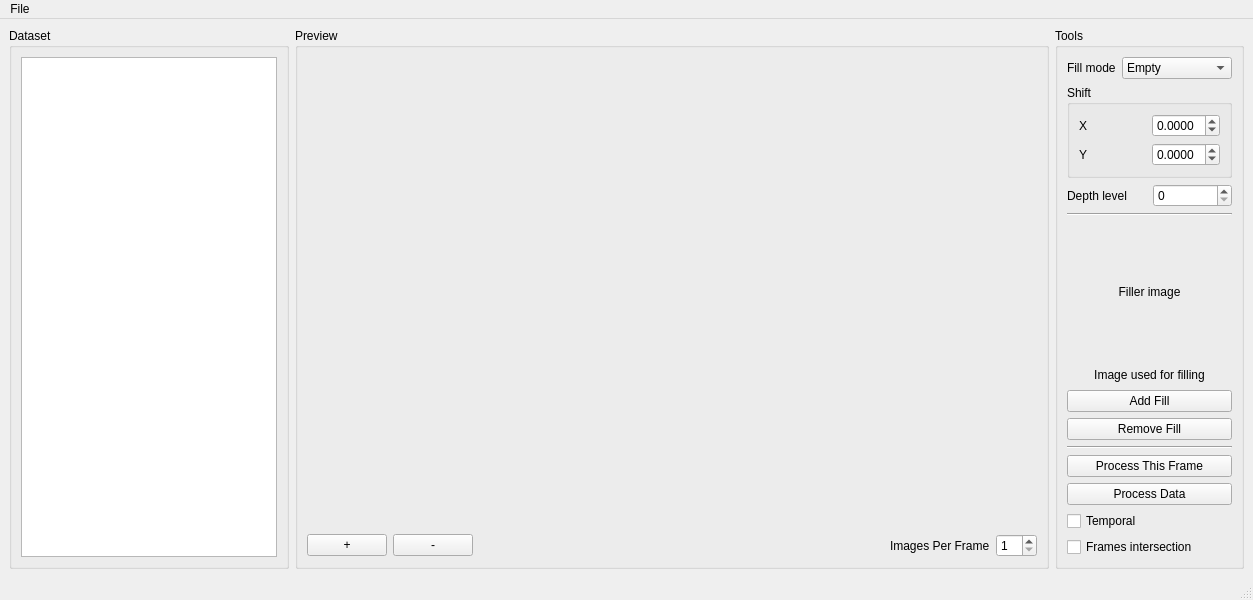
Above: main/processor.ui from Garik-Mk/boo-anot before the change. Below: the same form after it.
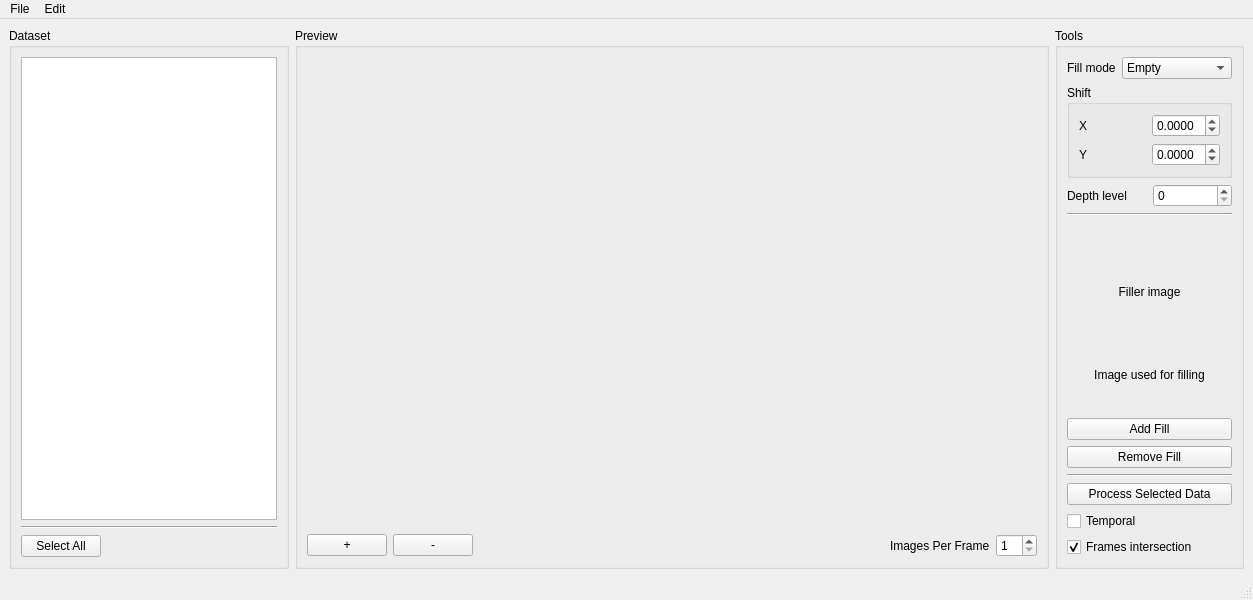
That is the form after the change.

Diff of the .ui file:
```diff
--- a/main/processor.ui
+++ b/main/processor.ui
@@ -22,7 +22,42 @@
       </property>
       <layout class="QVBoxLayout" name="verticalLayout_2">
        <item>
-        <widget class="QListWidget" name="item_list"/>
+        <widget class="QListWidget" name="item_list">
+         <property name="selectionMode">
+          <enum>QAbstractItemView::ContiguousSelection</enum>
+         </property>
+        </widget>
+       </item>
+       <item>
+        <widget class="Line" name="line_3">
+         <property name="orientation">
+          <enum>Qt::Horizontal</enum>
+         </property>
+        </widget>
+       </item>
+       <item>
+        <layout class="QHBoxLayout" name="horizontalLayout">
+         <item>
+          <widget class="QPushButton" name="select_all">
+           <property name="text">
+            <string>Select All</string>
+           </property>
+          </widget>
+         </item>
+         <item>
+          <spacer name="horizontalSpacer_2">
+           <property name="orientation">
+            <enum>Qt::Horizontal</enum>
+           </property>
+           <property name="sizeHint" stdset="0">
+            <size>
+             <width>40</width>
+             <height>20</height>
+            </size>
+           </property>
+          </spacer>
+         </item>
+        </layout>
        </item>
       </layout>
      </widget>
@@ -288,14 +323,7 @@
        <item>
         <widget class="QPushButton" name="processThisFrame">
          <property name="text">
-          <string>Process This Frame</string>
-         </property>
-        </widget>
-       </item>
-       <item>
-        <widget class="QPushButton" name="pushButton">
-         <property name="text">
-          <string>Process Data</string>
+          <string>Process Selected Data</string>
          </property>
         </widget>
        </item>
@@ -311,6 +339,9 @@
          <property name="text">
           <string>Frames intersection</string>
          </property>
+         <property name="checked">
+          <bool>true</bool>
+         </property>
         </widget>
        </item>
       </layout>
@@ -336,7 +367,14 @@
     <addaction name="separator"/>
     <addaction name="actionChange_Save_Path"/>
    </widget>
+   <widget class="QMenu" name="menuEdit">
+    <property name="title">
+     <string>Edit</string>
+    </property>
+    <addaction name="actionAuto_process"/>
+   </widget>
    <addaction name="menuFile"/>
+   <addaction name="menuEdit"/>
   </widget>
   <widget class="QStatusBar" name="statusbar"/>
   <action name="actionOpen_Data">
```
Left out of the diff: 7 changed lines with no effect on the pictures.
